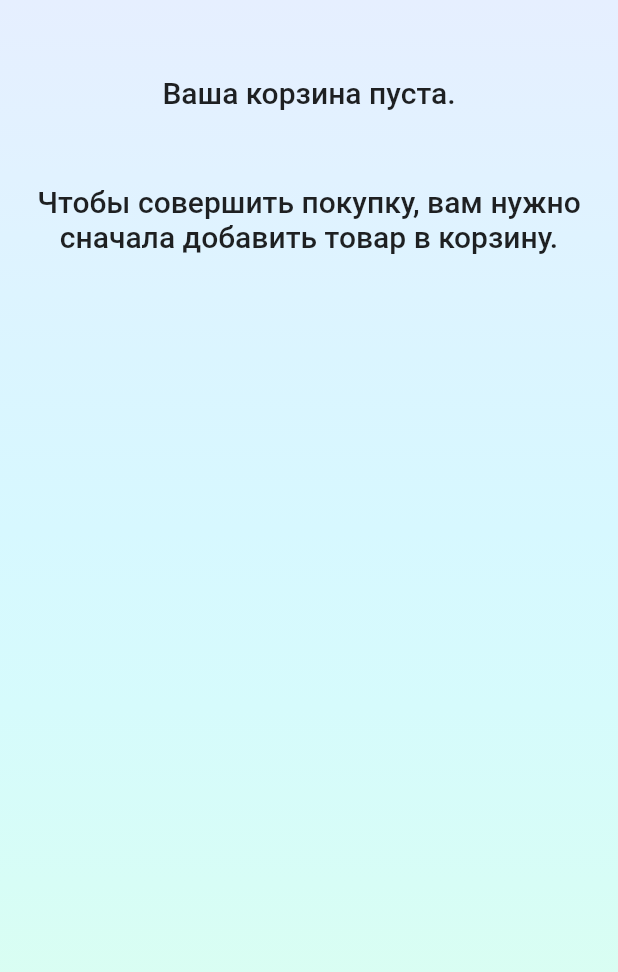
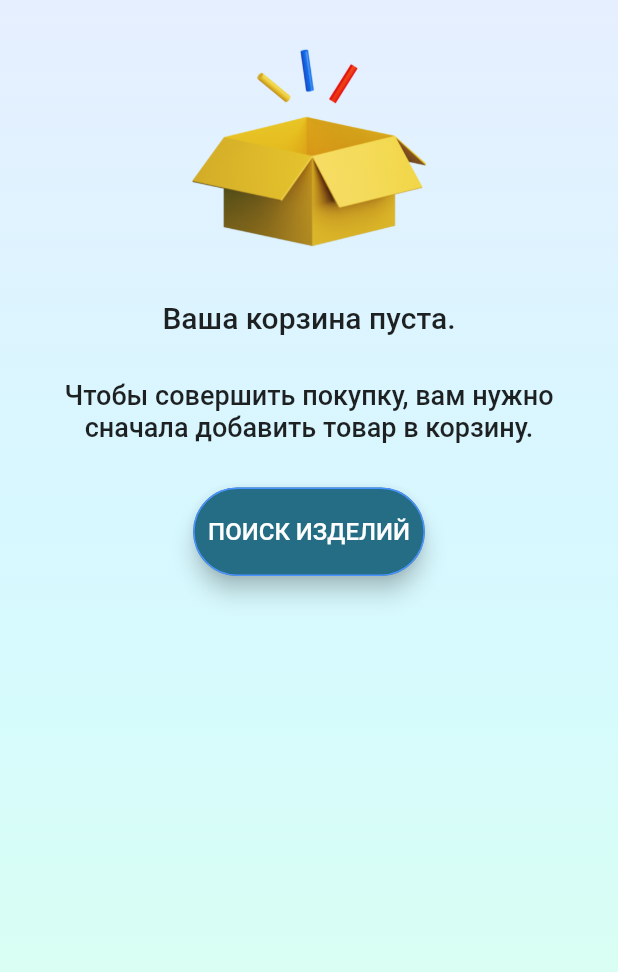
Before and after one commit to VladarSkopin/College-Jewelry-Store, a Flutter app: the CartScreen widget shown alone on an empty page, opened directly, on a phone screen of 412 x 824 dp. Shown: the top 972 px of the screen. Run offline on Flutter 3.47's test engine with Material 2 defaults, Android fonts, the phone set to English and light mode, and no system bars; our stand-ins replace page_transition.

Commit message:
beautified buttons + empty Cart page

```diff
--- a/college_jewelry_store/lib/main.dart
+++ b/college_jewelry_store/lib/main.dart
@@ -41,7 +41,7 @@ class _MyAppState extends State<MyApp> {
           unselectedIconTheme: IconThemeData(
               size: 15
           ),
-          showUnselectedLabels: false,
+          //showUnselectedLabels: false,
           selectedLabelStyle: TextStyle(
             color: Color(0xFFDFF6FF),
             fontSize: 18
--- a/college_jewelry_store/lib/screens/cart_screen.dart
+++ b/college_jewelry_store/lib/screens/cart_screen.dart
@@ -1,5 +1,7 @@
 
 import 'package:flutter/material.dart';
+import 'package:page_transition/page_transition.dart';
+import 'custom_order_screen.dart';
 
 
 class CartScreen extends StatefulWidget {
@@ -31,17 +33,43 @@ class _CartScreenState extends State<CartScreen> {
         ),
         child: Column(
           children: [
-            SizedBox(height: 50),
-            Text('Ваша корзина пуста.', style: TextStyle(
+            const Image(image: AssetImage('assets/empty_box.png'), width: 200, height: 200),
+            const Text('Ваша корзина пуста.', style: TextStyle(
                 fontSize: 20,
                 fontWeight: FontWeight.w500
             )),
-            SizedBox(height: 50),
-            Text('Чтобы совершить покупку, вам нужно сначала добавить товар в корзину.', style: TextStyle(
-                fontSize: 20,
-                fontWeight: FontWeight.w500
+            const Padding(
+              padding: EdgeInsets.symmetric(vertical: 30, horizontal: 20),
+              child: Text('Чтобы совершить покупку, вам нужно сначала добавить товар в корзину.', style: TextStyle(
+                  fontSize: 18,
+                  fontWeight: FontWeight.w500
+              ),
+                  textAlign: TextAlign.center),
             ),
-            textAlign: TextAlign.center,),
+            MaterialButton(
+                onPressed: () {
+                  Navigator.push(
+                      context,
+                      PageTransition(
+                          type: PageTransitionType.fade,
+                          duration: const Duration(milliseconds: 800),
+                          child: const CustomOrderScreen()
+                      )
+                  );
+                },
+                color: const Color(0xFF256D85),
+                padding: const EdgeInsets.symmetric(vertical: 20, horizontal: 10),
+                elevation: 6.0,
+                shape: const StadiumBorder(
+                    side: BorderSide(
+                        color: Color(0xFF4A93FF)
+                    )
+                ),
+                child: const Text('ПОИСК ИЗДЕЛИЙ', style: TextStyle(
+                    color: Colors.white,
+                    fontSize: 16
+                ))),
+
           ],
         )
     );
--- a/college_jewelry_store/pubspec.yaml
+++ b/college_jewelry_store/pubspec.yaml
@@ -28,6 +28,7 @@ flutter:
 
   assets:
     - assets/
+    - assets/empty_box.png
     - assets/playstore.png
     - assets/rings/golden_amethyst_ring.jpg
     - assets/rings/golden_diamond_ring.jpg
```
Also changed, not shown: college_jewelry_store/lib/screens/order_screen.dart (+16 -18 lines), college_jewelry_store/assets/empty_box.png (added), jewelry_screenshot_3.PNG (added).
